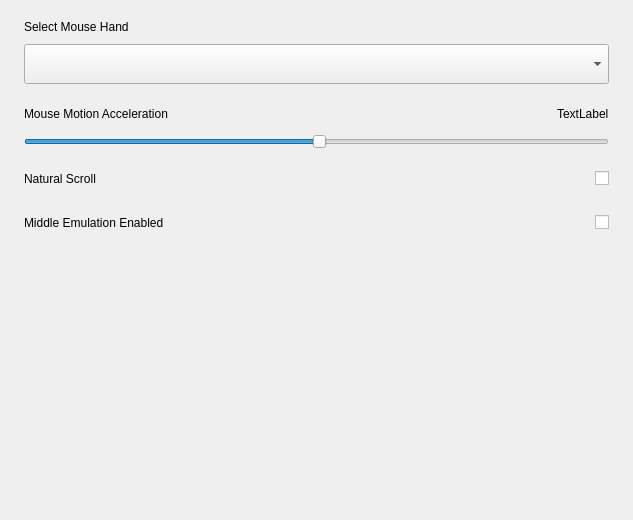
First picture: the form in src/pages/page-mouse/mouse-settings.ui, repository openeuler-mirror/kiran-control-panel, before the edit.
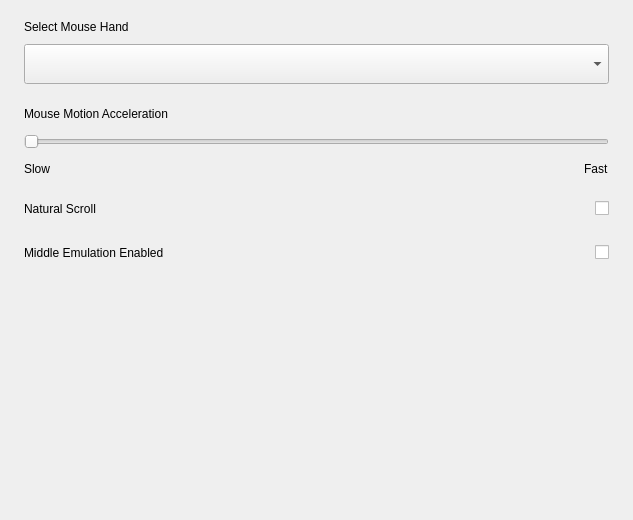
Second picture: the form after the edit. Custom widgets are drawn as their Qt base class.

```diff
--- a/src/pages/page-mouse/mouse-settings.ui
+++ b/src/pages/page-mouse/mouse-settings.ui
@@ -13,7 +13,7 @@
   <property name="windowTitle">
    <string>Form</string>
   </property>
-  <layout class="QVBoxLayout" name="verticalLayout">
+  <layout class="QVBoxLayout" name="verticalLayout_5">
    <property name="spacing">
     <number>20</number>
    </property>
@@ -75,7 +75,7 @@
    </item>
    <item>
     <widget class="QWidget" name="widget_move_speed" native="true">
-     <layout class="QVBoxLayout" name="verticalLayout_5">
+     <layout class="QVBoxLayout" name="verticalLayout_3">
       <property name="spacing">
        <number>10</number>
       </property>
@@ -116,30 +116,70 @@
           </property>
          </spacer>
         </item>
+       </layout>
+      </item>
         <item>
-         <widget class="QLabel" name="label_speed">
-          <property name="text">
-           <string>TextLabel</string>
-          </property>
-         </widget>
-        </item>
-       </layout>
-      </item>
+       <layout class="QVBoxLayout" name="verticalLayout">
+        <property name="spacing">
+         <number>10</number>
+        </property>
       <item>
        <widget class="QSlider" name="slider_speed">
+          <property name="minimum">
+           <number>0</number>
+          </property>
+          <property name="maximum">
+           <number>100</number>
+          </property>
         <property name="singleStep">
          <number>50</number>
         </property>
         <property name="pageStep">
-         <number>50</number>
+           <number>1</number>
         </property>
         <property name="value">
-         <number>50</number>
+           <number>0</number>
         </property>
         <property name="orientation">
          <enum>Qt::Horizontal</enum>
         </property>
        </widget>
+        </item>
+        <item>
+         <layout class="QHBoxLayout" name="horizontalLayout">
+          <property name="spacing">
+           <number>0</number>
+          </property>
+          <item>
+           <widget class="QLabel" name="label">
+            <property name="text">
+             <string>Slow</string>
+            </property>
+           </widget>
+          </item>
+          <item>
+           <spacer name="horizontalSpacer_4">
+            <property name="orientation">
+             <enum>Qt::Horizontal</enum>
+            </property>
+            <property name="sizeHint" stdset="0">
+             <size>
+              <width>40</width>
+              <height>20</height>
+             </size>
+            </property>
+           </spacer>
+          </item>
+          <item>
+           <widget class="QLabel" name="label_2">
+            <property name="text">
+             <string>Fast</string>
+            </property>
+           </widget>
+          </item>
+         </layout>
+        </item>
+       </layout>
       </item>
      </layout>
     </widget>
```
Left out of the diff: 11 changed lines with no effect on the pictures. Lines whose indentation alone changed are shown as unchanged.
